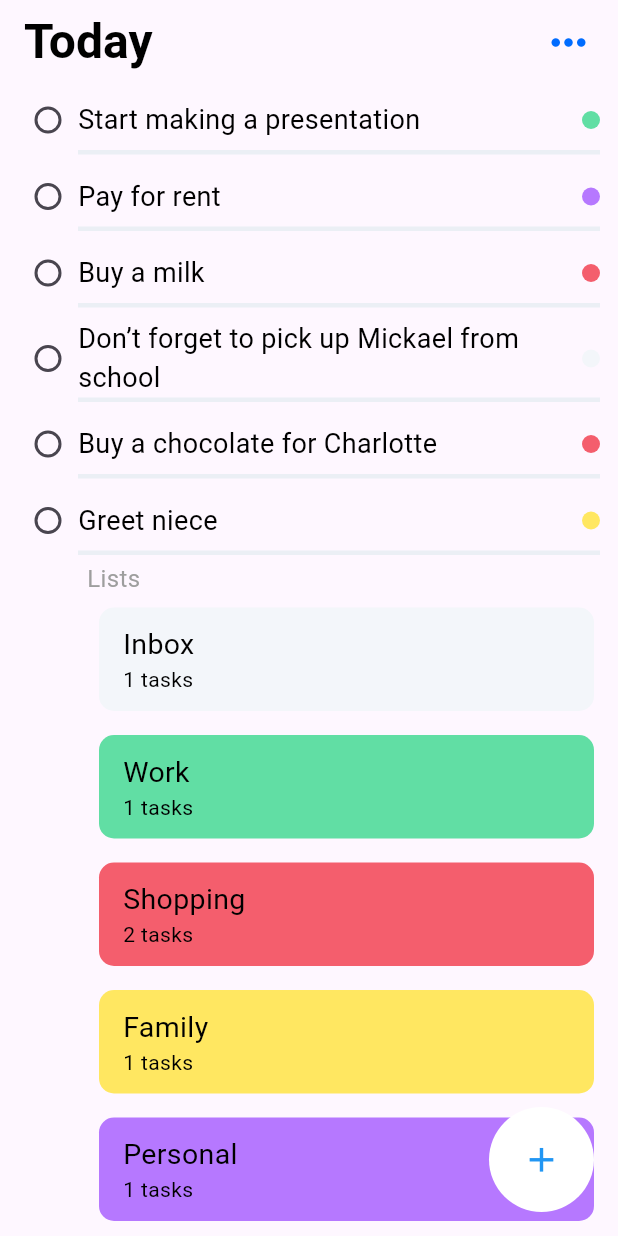
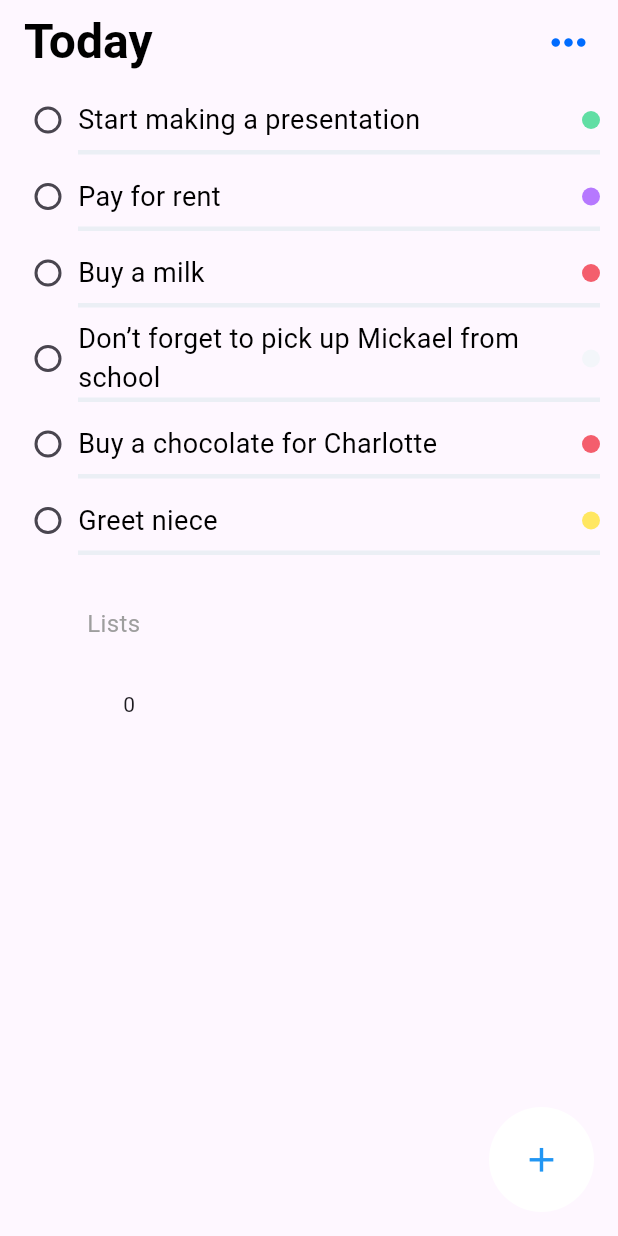
Before and after one commit to BekirovaMavile/tasker_todo_flutter, a Flutter app: the screen it shows after launch, on a phone screen of 412 x 824 dp. Run offline on Flutter 3.47's test engine with Material 3 defaults, Android fonts, the phone set to English and light mode, and no system bars; our stand-ins replace hive, hive_flutter; accounts and stored records are empty.

```diff
--- a/lib/data/models/list.dart
+++ b/lib/data/models/list.dart
@@ -8,7 +8,7 @@ part 'list.g.dart';
 class List{
   @HiveField(0)
   String name;
-  Color color;
+  String color;
 
   List({required this.name, required this.color});
 }
--- a/lib/model/list_widget_model.dart
+++ b/lib/model/lists_widget_model.dart
@@ -1,14 +1,12 @@
 import 'package:flutter/material.dart';
 
-class ListWidgetModel {
-  var listName = '';
-  String listColor = '';
-  void saveList(BuildContext context) {
-    print(listName);
-  }
+class ListWidgetModel extends ChangeNotifier{
+  var _list = <List>[];
+
+  List<List> get list => _list.toList();
 }
 
-class ListWidgetModelProvider extends InheritedWidget {
+class ListWidgetModelProvider extends InheritedNotifier {
   final ListWidgetModel model;
   const ListWidgetModelProvider({
     Key? key,
@@ -16,6 +14,7 @@ class ListWidgetModelProvider extends InheritedWidget {
     required Widget child,
   }) : super(
     key: key,
+    notifier: model,
     child: child,
   );
 
@@ -30,9 +29,4 @@ class ListWidgetModelProvider extends InheritedWidget {
         ?.widget;
     return widget is ListWidgetModelProvider ? widget : null;
   }
-
-  @override
-  bool updateShouldNotify(ListWidgetModelProvider oldWidget) {
-    return true;
-  }
 }
--- a/lib/ui/screens/list_screen.dart
+++ b/lib/ui/screens/list_screen.dart
@@ -80,7 +80,10 @@ class _ListScreenState extends State<ListScreen> {
                 child: Column(
                   crossAxisAlignment: CrossAxisAlignment.start,
                   children: [
-                    Text("Lists", style: AppTextStyle.h3Style,),
+                    Padding(
+                      padding: const EdgeInsets.only(top: 30),
+                      child: Text("Lists", style: AppTextStyle.h3Style,),
+                    ),
                     Lists(showCategoryDetails: _showCategoryDetails,),
                   ],
                 ),
@@ -196,12 +199,3 @@ class _ListScreenState extends State<ListScreen> {
     );
   }
 }
-
-class _ListFormWidgetBody extends StatelessWidget {
-  const _ListFormWidgetBody({super.key});
-
-  @override
-  Widget build(BuildContext context) {
-    return const Placeholder();
-  }
-}
--- a/lib/ui/widgets/lists.dart
+++ b/lib/ui/widgets/lists.dart
@@ -1,31 +1,54 @@
 import 'package:flutter/material.dart';
+import 'package:todo_app_flutter/model/lists_widget_model.dart';
 import 'package:todo_app_flutter/state/todo_state.dart';
 import 'package:todo_app_flutter/ui/extension/app_extension.dart';
 import '../../data/_data.dart';
 import '../../ui_kit/_ui_kit.dart';
 
-class Lists extends StatelessWidget {
-  const Lists({Key? key, required this.showCategoryDetails});
+class Lists extends StatefulWidget {
+  Lists({Key? key, required this.showCategoryDetails});
+  final void Function(TaskCategory) showCategoryDetails;
+
+  @override
+  State<Lists> createState() => _ListsState();
+}
+
+class _ListsState extends State<Lists> {
+  // List<TaskCategory> get categories => ToDoState().categories;
+  final model = ListWidgetModel();
+
+  @override
+  Widget build(BuildContext context) {
+    return ListWidgetModelProvider(
+        model: model,
+        child: _ListWidgetBody(
+            showCategoryDetails: widget.showCategoryDetails)
+    );
+  }
+}
+
+class _ListWidgetBody extends StatelessWidget {
+  const _ListWidgetBody({Key? key, required this.showCategoryDetails});
   final void Function(TaskCategory) showCategoryDetails;
   List<TaskCategory> get categories => ToDoState().categories;
 
-
   @override
   Widget build(BuildContext context) {
-    return Column(
-      children: categories.map((category) {
-        Color colors = ToDoState().getCategoryColor(category);
-        String categoryName = ToDoState().getCategoryName(category);
+    final listCount = ListWidgetModelProvider.watch(context)?.model.list.length ?? 0;
+    // return Column(
+    //   children: categories.map((category) {
+    //     Color colors = ToDoState().getCategoryColor(category);
+    //     String categoryName = ToDoState().getCategoryName(category);
 
         return GestureDetector(
-          onTap: () => showCategoryDetails(category),
+          // onTap: () => showCategoryDetails(category),
           child: Container(
             margin: const EdgeInsets.all(8),
             width: MediaQuery.of(context).size.width,
             height: 69,
             decoration: BoxDecoration(
               borderRadius: const BorderRadius.all(Radius.circular(10)),
-              color: colors,
+              // color: colors,
             ),
             child: Padding(
               padding: const EdgeInsets.only(left: 16),
@@ -33,14 +56,15 @@ class Lists extends StatelessWidget {
                 mainAxisAlignment: MainAxisAlignment.center,
                 crossAxisAlignment: CrossAxisAlignment.start,
                 children: [
-                  Text(categoryName.toCapital, style: AppTextStyle.h4Style),
-                  Text("${ToDoState().getTaskCount(category)} tasks", style: AppTextStyle.h5Style)
+                  Text(listCount.toString())
+                  // Text(categoryName.toCapital, style: AppTextStyle.h4Style),
+                  // Text("${ToDoState().getTaskCount(category)} tasks", style: AppTextStyle.h5Style)
                 ],
               ),
             ),
           ),
         );
-      }).toList(),
-    );
+      // }).toList(),
+    // );
   }
 }
```
Also changed, not shown: lib/model/list_form_widget_model.dart (added, +49 -0 lines), lib/ui/screens/new_list_screen.dart (+5 -5 lines), lib/data/models/list.g.dart.
